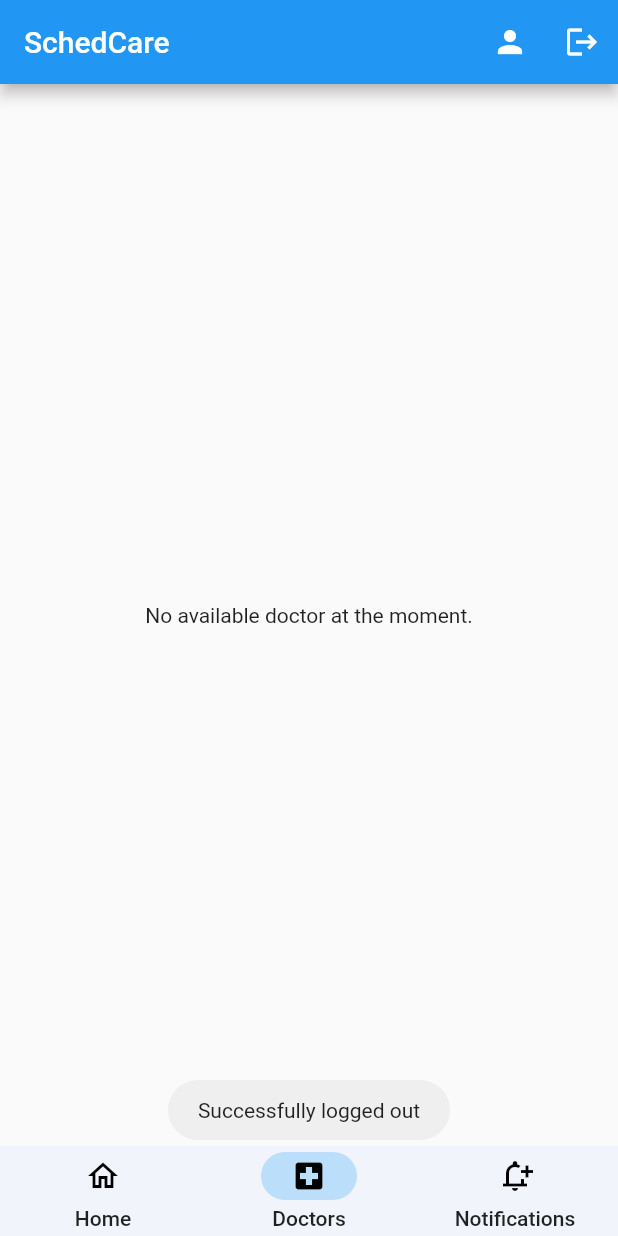
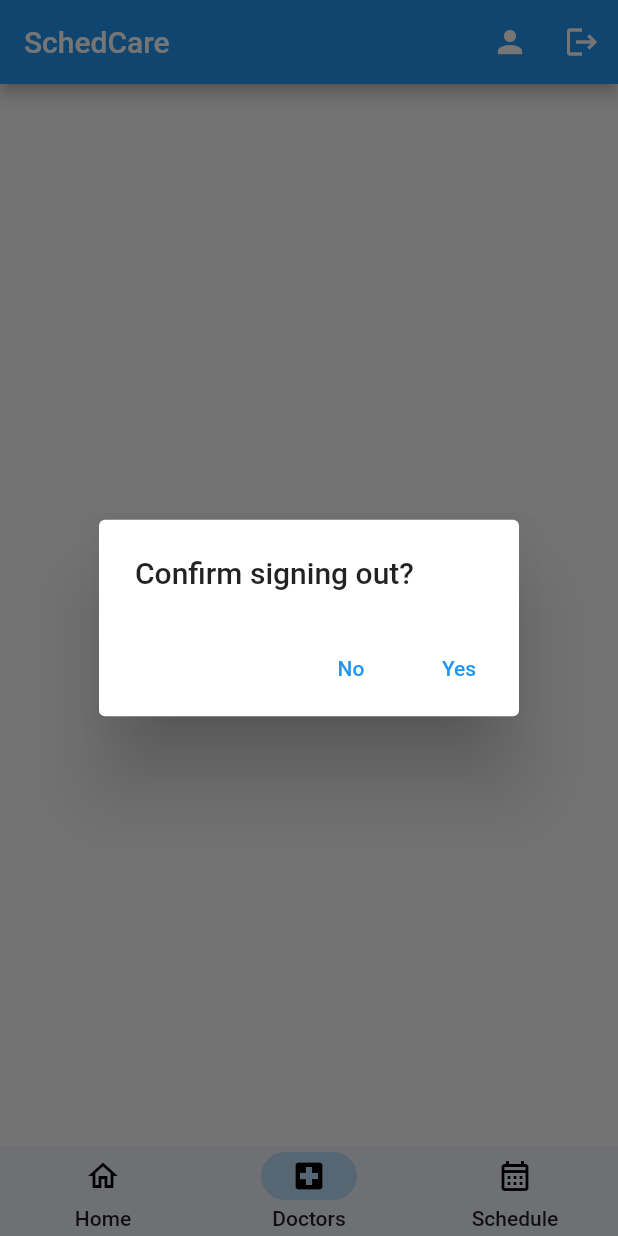
Before and after one commit to itsybitsci/schedcare, a Flutter app: the PatientHomeScreen screen opened by its route, item 2 of the bottom bar chosen, after a tap on the "logout" icon, on a phone screen of 412 x 824 dp. Run offline on Flutter 3.47's test engine with Material 2 defaults, Android fonts, the phone set to English and light mode, and no system bars; drawn by our look-alikes of firebase_ui_firestore; our stand-ins replace cloud_firestore, firebase_analytics, firebase_auth, firebase_core, firebase_crashlytics, flutter_hooks and 7 more; missing offline and left inert: firebase_app_check; accounts and stored records are empty.

Commit message:
feat: Added schedule page and consultation request overlap checking

```diff
--- a/lib/models/user_models.dart
+++ b/lib/models/user_models.dart
@@ -101,6 +101,7 @@ class Doctor {
   final String uid;
   final String email;
   final String role;
+  final String prefix;
   final String firstName;
   final String middleName;
   final String lastName;
@@ -116,6 +117,7 @@ class Doctor {
       {required this.uid,
       required this.email,
       required this.role,
+      required this.prefix,
       required this.firstName,
       required this.middleName,
       required this.lastName,
@@ -133,6 +135,7 @@ class Doctor {
       uid: snapshot.id,
       email: userData[ModelFields.email],
       role: userData[ModelFields.role],
+      prefix: userData[ModelFields.prefix] ?? '',
       firstName: userData[ModelFields.firstName],
       middleName: userData[ModelFields.middleName] ?? '',
       lastName: userData[ModelFields.lastName],
@@ -151,6 +154,7 @@ class Doctor {
       ModelFields.doctorUid: uid,
       ModelFields.email: email,
       ModelFields.role: role,
+      ModelFields.prefix: prefix,
       ModelFields.firstName: firstName,
       ModelFields.middleName: middleName,
       ModelFields.lastName: lastName,
--- a/lib/providers/consultation_request_provider.dart
+++ b/lib/providers/consultation_request_provider.dart
@@ -139,7 +139,9 @@ class ConsultationRequestProvider extends ChangeNotifier {
               DateFormat.jm().parse(value),
             );
             return time.hour + time.minute / 60 < 8 ||
-                    time.hour + time.minute / 60 > 16
+                    (time.hour + time.minute / 60 > 11 &&
+                        time.hour + time.minute / 60 < 13) ||
+                    time.hour + time.minute / 60 > 15
                 ? 'Office hours only'
                 : null;
           },
--- a/lib/screens/patient/home/patient_home_screen.dart
+++ b/lib/screens/patient/home/patient_home_screen.dart
@@ -29,7 +29,27 @@ class PatientHomeScreen extends HookConsumerWidget {
             icon: const Icon(Icons.logout),
             tooltip: 'Logout',
             onPressed: () async {
-              await firebaseNotifier.signOut();
+              showDialog(
+                context: context,
+                builder: (context) {
+                  return AlertDialog(
+                    title: const Text('Confirm signing out?'),
+                    actions: [
+                      TextButton(
+                        onPressed: () => context.pop(),
+                        child: const Text('No'),
+                      ),
+                      TextButton(
+                        onPressed: () async {
+                          context.pop();
+                          await firebaseNotifier.signOut();
+                        },
+                        child: const Text('Yes'),
+                      ),
+                    ],
+                  );
+                },
+              );
             },
           ),
         ],
@@ -62,9 +82,9 @@ class PatientHomeScreen extends HookConsumerWidget {
                 selectedIcon: Icon(Icons.local_hospital),
                 label: 'Doctors'),
             NavigationDestination(
-                icon: Icon(Icons.notification_add_outlined),
-                selectedIcon: Icon(Icons.notification_add),
-                label: 'Notifications'),
+                icon: Icon(Icons.calendar_month_outlined),
+                selectedIcon: Icon(Icons.calendar_month),
+                label: 'Schedule'),
           ],
         ),
       ),
--- a/lib/screens/patient/pages/patient_home_page.dart
+++ b/lib/screens/patient/pages/patient_home_page.dart
@@ -8,7 +8,6 @@ import 'package:hooks_riverpod/hooks_riverpod.dart';
 import 'package:intl/intl.dart';
 import 'package:schedcare/models/consultation_request_model.dart';
 import 'package:schedcare/models/user_models.dart';
-import 'package:schedcare/providers/firebase_provider.dart';
 import 'package:schedcare/utilities/constants.dart';
 import 'package:schedcare/utilities/prompts.dart';
 import 'package:schedcare/utilities/widgets.dart';
@@ -18,27 +17,27 @@ class PatientHomePage extends HookConsumerWidget {
   final CollectionReference<Map<String, dynamic>>
       consultationRequestsCollectionReference = FirebaseFirestore.instance
           .collection(FirestoreConstants.consultationRequestsCollection);
+  final CollectionReference<Map<String, dynamic>> usersCollectionReference =
+      FirebaseFirestore.instance.collection(FirestoreConstants.usersCollection);
 
   @override
   Widget build(BuildContext context, WidgetRef ref) {
-    final firebaseNotifier = ref.watch(firebaseProvider);
-    final consultationRequestsQuery = consultationRequestsCollectionReference
+    final Query<ConsultationRequest> consultationRequestsQuery =
+        consultationRequestsCollectionReference
             .where(ModelFields.patientUid,
                 isEqualTo: FirebaseAuth.instance.currentUser!.uid)
+            .orderBy(ModelFields.consultationDateTime)
             .withConverter(
               fromFirestore: (snapshot, _) =>
                   ConsultationRequest.fromSnapshot(snapshot),
-          toFirestore: (consultationRequest, _) => consultationRequest.toMap(),
+              toFirestore: (consultationRequest, _) =>
+                  consultationRequest.toMap(),
             );
 
     return FirestoreQueryBuilder<ConsultationRequest>(
       query: consultationRequestsQuery,
       pageSize: 10,
       builder: (context, consultationRequestSnapshot, _) {
-        if (consultationRequestSnapshot.hasError) {
-          return const Text(Prompts.errorDueToWeakInternet);
-        }
-
         if (consultationRequestSnapshot.hasData) {
           return consultationRequestSnapshot.docs.isEmpty
               ? const Center(
@@ -60,10 +59,10 @@ class PatientHomePage extends HookConsumerWidget {
                       final ConsultationRequest consultationRequest =
                           consultationRequestSnapshot.docs[index].data();
 
-                      return FutureBuilder(
-                        future: firebaseNotifier.getFirestoreService
-                            .getDocument(FirestoreConstants.usersCollection,
-                                consultationRequest.doctorUid),
+                      return StreamBuilder(
+                        stream: usersCollectionReference
+                            .doc(consultationRequest.doctorUid)
+                            .snapshots(),
                         builder: (BuildContext context,
                             AsyncSnapshot<
                                     DocumentSnapshot<Map<String, dynamic>>>
@@ -81,11 +80,8 @@ class PatientHomePage extends HookConsumerWidget {
                                 );
                               },
                               title: Center(
-                                child: doctor.middleName.isEmpty
-                                    ? Text(
-                                        '${doctor.firstName} ${doctor.lastName}')
-                                    : Text(
-                                        '${doctor.firstName} ${doctor.middleName} ${doctor.lastName}'),
+                                child: Text(consultationRequest
+                                    .consultationRequestTitle),
                               ),
                               trailing: Text(
                                 consultationRequest.status,
@@ -93,17 +89,11 @@ class PatientHomePage extends HookConsumerWidget {
                               ),
                               subtitle: Center(
                                 child: Text(
-                                    DateFormat('MMMM d, y').format(
+                                    DateFormat('MMMM d, y - hh:mm a').format(
                                         consultationRequest
                                             .consultationDateTime),
                                     style: TextStyle(fontSize: 12.sp)),
                               ),
-                            );
-                          }
-
-                          if (doctorSnapshot.hasError) {
-                            return const Center(
-                              child: Text(Prompts.errorDueToWeakInternet),
                             );
                           }
 
@@ -115,7 +105,7 @@ class PatientHomePage extends HookConsumerWidget {
                 );
         }
 
-        return loading(color: Colors.blue);
+        return shimmerListTile();
       },
     );
   }
--- a/lib/utilities/constants.dart
+++ b/lib/utilities/constants.dart
@@ -1,6 +1,6 @@
 import 'package:flutter/material.dart';
 import 'package:schedcare/screens/patient/pages/list_doctors_page.dart';
-import 'package:schedcare/screens/patient/pages/notifications_page.dart';
+import 'package:schedcare/screens/patient/pages/schedules_page.dart';
 import 'package:schedcare/screens/patient/pages/patient_home_page.dart';
 
 class FirestoreConstants {
@@ -39,6 +39,8 @@ class AppConstants {
   static const String rejected = 'Rejected';
   static const String pending = 'Pending';
 
+  static const int defaultMeetingDuration = 1;
+
   static const List<String> sexes = <String>[male, female];
 
   static const List<String> classifications = <String>[
@@ -71,7 +73,7 @@ class AppConstants {
   static List<Widget> patientPages = <Widget>[
     PatientHomePage(),
     ListDoctorsPage(),
-    const NotificationsPage(),
+    SchedulesPage(),
   ];
 }
 
@@ -112,6 +114,7 @@ class RoutePaths {
 class ModelFields {
   static const String email = 'email';
   static const String role = 'role';
+  static const String prefix = 'prefix';
   static const String firstName = 'firstName';
   static const String middleName = 'middleName';
   static const String lastName = 'lastName';
@@ -132,10 +135,11 @@ class ModelFields {
   static const String createdAt = 'createdAt';
   static const String patientUid = 'patientUid';
   static const String doctorUid = 'doctorUid';
+  static const String consultationRequestTitle = 'consultationRequestTitle';
   static const String consultationRequestBody = 'consultationRequestBody';
   static const String status = 'status';
   static const String consultationType = 'consultationType';
-  static const String consultationDateTime = 'consultationDate';
+  static const String consultationDateTime = 'consultationDateTime';
   static const String meetingId = 'meetingId';
   static const String docId = 'docId';
 }
```
Also changed, not shown: lib/models/consultation_request_model.dart (+63 -0 lines), lib/screens/patient/consultation_requests/send_consultation_request_screen.dart (+65 -4 lines), lib/screens/patient/pages/list_doctors_page.dart (+5 -2 lines), lib/screens/patient/pages/notifications_page.dart (deleted, +0 -12 lines), lib/screens/patient/pages/schedules_page.dart (added, +62 -0 lines). Lines whose indentation alone changed are shown as unchanged.
